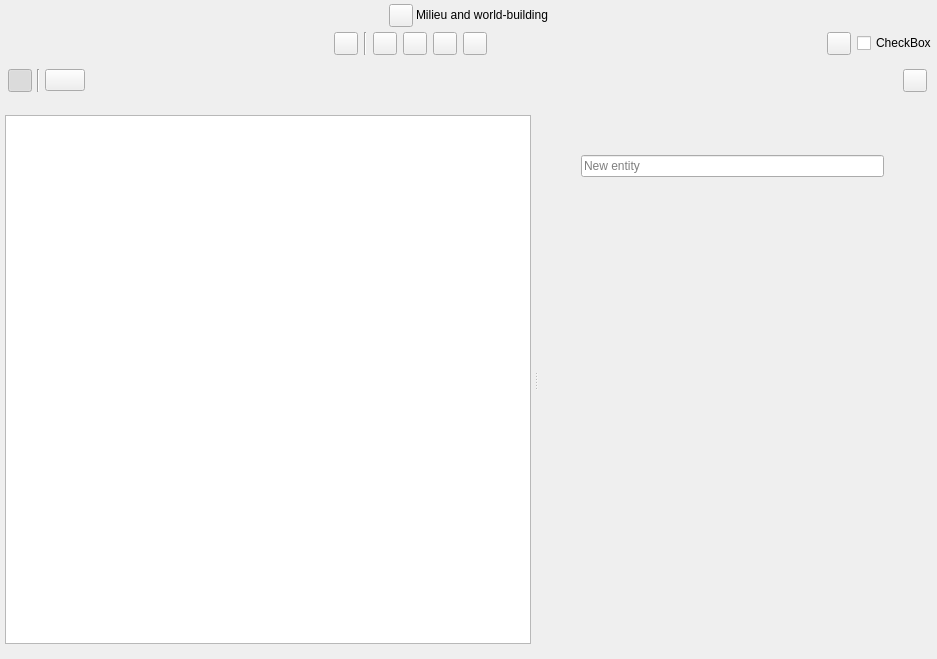
zkovari/plotlyst, file ui/world_building_view.ui: the form before one commit.
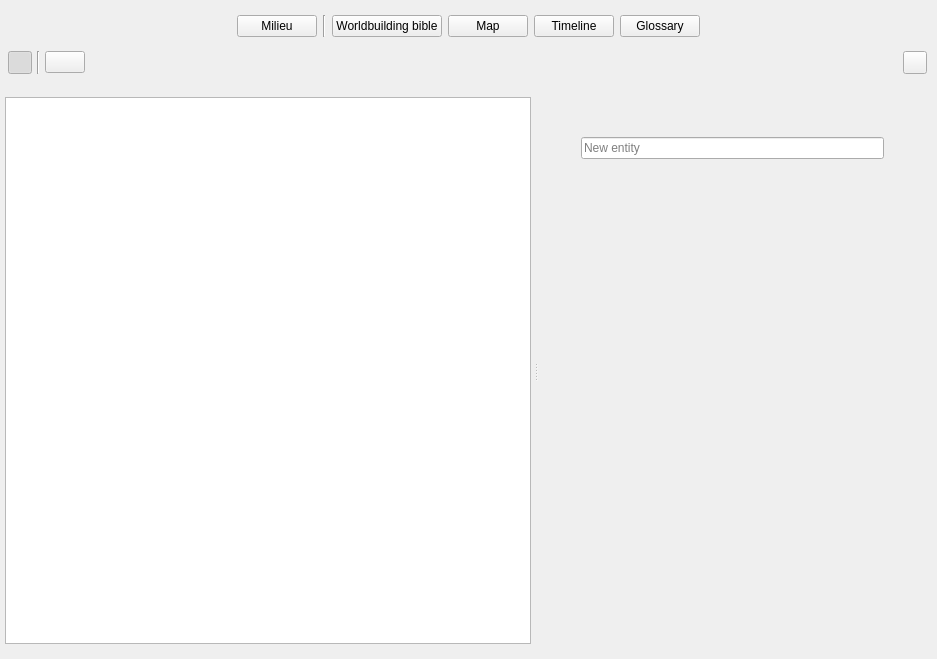
The form after the commit. Custom widgets are drawn as their Qt base class.

Commit message: Use tabs for world-building panel, closes #1358

```diff
--- a/ui/world_building_view.ui
+++ b/ui/world_building_view.ui
@@ -24,7 +24,7 @@
     <number>0</number>
    </property>
    <property name="topMargin">
-    <number>2</number>
+    <number>15</number>
    </property>
    <property name="rightMargin">
     <number>0</number>
@@ -32,50 +32,6 @@
    <property name="bottomMargin">
     <number>0</number>
    </property>
-   <item alignment="Qt::AlignHCenter">
-    <widget class="QWidget" name="widget_3" native="true">
-     <layout class="QHBoxLayout" name="horizontalLayout_11">
-      <property name="spacing">
-       <number>3</number>
-      </property>
-      <property name="leftMargin">
-       <number>5</number>
-      </property>
-      <property name="topMargin">
-       <number>2</number>
-      </property>
-      <property name="rightMargin">
-       <number>5</number>
-      </property>
-      <property name="bottomMargin">
-       <number>2</number>
-      </property>
-      <item>
-       <widget class="QToolButton" name="btnMilieuIcon">
-        <property name="text">
-         <string/>
-        </property>
-        <property name="transparent" stdset="0">
-         <bool>true</bool>
-        </property>
-       </widget>
-      </item>
-      <item>
-       <widget class="QLabel" name="lblTitleMilieu">
-        <property name="sizePolicy">
-         <sizepolicy hsizetype="Preferred" vsizetype="Maximum">
-          <horstretch>0</horstretch>
-          <verstretch>0</verstretch>
-         </sizepolicy>
-        </property>
-        <property name="text">
-         <string>Milieu and world-building</string>
-        </property>
-       </widget>
-      </item>
-     </layout>
-    </widget>
-   </item>
    <item>
     <widget class="QWidget" name="wdgButtonsHeader" native="true">
      <layout class="QHBoxLayout" name="horizontalLayout_4">
@@ -105,7 +61,7 @@
        </spacer>
       </item>
       <item>
-       <widget class="QToolButton" name="btnMilieuView">
+       <widget class="QPushButton" name="btnMilieuView">
         <property name="cursor">
          <cursorShape>PointingHandCursor</cursorShape>
         </property>
@@ -113,7 +69,7 @@
          <string>Milieu entities</string>
         </property>
         <property name="text">
-         <string/>
+         <string>Milieu</string>
         </property>
         <property name="shortcut">
          <string>1</string>
@@ -124,7 +80,13 @@
         <property name="checked">
          <bool>false</bool>
         </property>
-        <property name="base" stdset="0">
+        <property name="transparent-rounded-bg-on-hover" stdset="0">
+         <bool>true</bool>
+        </property>
+        <property name="secondary-selector" stdset="0">
+         <bool>true</bool>
+        </property>
+        <property name="transparent-magnolia-rounded-bg-on-hover" stdset="0">
          <bool>true</bool>
         </property>
         <attribute name="buttonGroup">
@@ -140,7 +102,7 @@
        </widget>
       </item>
       <item>
-       <widget class="QToolButton" name="btnWorldView">
+       <widget class="QPushButton" name="btnWorldView">
         <property name="cursor">
          <cursorShape>PointingHandCursor</cursorShape>
         </property>
@@ -148,7 +110,7 @@
          <string>Worldbuilding bible with articles</string>
         </property>
         <property name="text">
-         <string/>
+         <string>Worldbuilding bible</string>
         </property>
         <property name="shortcut">
          <string>1</string>
@@ -159,16 +121,22 @@
         <property name="checked">
          <bool>false</bool>
         </property>
-        <property name="base" stdset="0">
+        <property name="transparent-rounded-bg-on-hover" stdset="0">
          <bool>true</bool>
         </property>
+        <property name="secondary-selector" stdset="0">
+         <bool>true</bool>
+        </property>
+        <property name="transparent-magnolia-rounded-bg-on-hover" stdset="0">
+         <bool>true</bool>
+        </property>
         <attribute name="buttonGroup">
          <string notr="true">buttonGroup</string>
         </attribute>
        </widget>
       </item>
       <item>
-       <widget class="QToolButton" name="btnMapView">
+       <widget class="QPushButton" name="btnMapView">
         <property name="cursor">
          <cursorShape>PointingHandCursor</cursorShape>
         </property>
@@ -176,7 +144,7 @@
          <string>Map</string>
         </property>
         <property name="text">
-         <string/>
+         <string>Map</string>
         </property>
         <property name="shortcut">
          <string>3</string>
@@ -187,16 +155,22 @@
         <property name="checked">
          <bool>false</bool>
         </property>
-        <property name="base" stdset="0">
+        <property name="transparent-rounded-bg-on-hover" stdset="0">
          <bool>true</bool>
         </property>
+        <property name="secondary-selector" stdset="0">
+         <bool>true</bool>
+        </property>
+        <property name="transparent-magnolia-rounded-bg-on-hover" stdset="0">
+         <bool>true</bool>
+        </property>
         <attribute name="buttonGroup">
          <string notr="true">buttonGroup</string>
         </attribute>
        </widget>
       </item>
       <item>
-       <widget class="QToolButton" name="btnHistoryView">
+       <widget class="QPushButton" name="btnHistoryView">
         <property name="cursor">
          <cursorShape>PointingHandCursor</cursorShape>
         </property>
@@ -204,7 +178,7 @@
          <string>Timeline</string>
         </property>
         <property name="text">
-         <string/>
+         <string>Timeline</string>
         </property>
         <property name="shortcut">
          <string>3</string>
@@ -215,16 +189,22 @@
         <property name="checked">
          <bool>false</bool>
         </property>
-        <property name="base" stdset="0">
+        <property name="transparent-rounded-bg-on-hover" stdset="0">
          <bool>true</bool>
         </property>
+        <property name="secondary-selector" stdset="0">
+         <bool>true</bool>
+        </property>
+        <property name="transparent-magnolia-rounded-bg-on-hover" stdset="0">
+         <bool>true</bool>
+        </property>
         <attribute name="buttonGroup">
          <string notr="true">buttonGroup</string>
         </attribute>
        </widget>
       </item>
       <item>
-       <widget class="QToolButton" name="btnGlossaryView">
+       <widget class="QPushButton" name="btnGlossaryView">
         <property name="cursor">
          <cursorShape>PointingHandCursor</cursorShape>
         </property>
@@ -232,7 +212,7 @@
          <string>Glossary</string>
         </property>
         <property name="text">
-         <string/>
+         <string>Glossary</string>
         </property>
         <property name="shortcut">
          <string>3</string>
@@ -243,7 +223,13 @@
         <property name="checked">
          <bool>false</bool>
         </property>
-        <property name="base" stdset="0">
+        <property name="transparent-rounded-bg-on-hover" stdset="0">
+         <bool>true</bool>
+        </property>
+        <property name="secondary-selector" stdset="0">
+         <bool>true</bool>
+        </property>
+        <property name="transparent-magnolia-rounded-bg-on-hover" stdset="0">
          <bool>true</bool>
         </property>
         <attribute name="buttonGroup">
@@ -264,29 +250,6 @@
         </property>
        </spacer>
       </item>
-      <item>
-       <widget class="QToolButton" name="iconReaderMode">
-        <property name="cursor">
-         <cursorShape>PointingHandCursor</cursorShape>
-        </property>
-        <property name="text">
-         <string/>
-        </property>
-        <property name="transparent" stdset="0">
-         <bool>true</bool>
-        </property>
-       </widget>
-      </item>
-      <item>
-       <widget class="Toggle" name="readerModeToggle">
-        <property name="cursor">
-         <cursorShape>PointingHandCursor</cursorShape>
-        </property>
-        <property name="text">
-         <string>CheckBox</string>
-        </property>
-       </widget>
-      </item>
      </layout>
     </widget>
    </item>
@@ -505,7 +468,7 @@
                 <x>0</x>
                 <y>0</y>
                 <width>402</width>
-                <height>559</height>
+                <height>577</height>
                </rect>
               </property>
               <property name="sizePolicy">
@@ -1142,11 +1105,6 @@
    <extends>QTreeView</extends>
    <header>plotlyst.view.widget.world</header>
   </customwidget>
-  <customwidget>
-   <class>Toggle</class>
-   <extends>QCheckBox</extends>
-   <header>plotlyst.view.widget.input</header>
-  </customwidget>
   <customwidget>
    <class>LocationsTreeView</class>
    <extends>QTreeView</extends>
```
Left out of the diff: 19 changed lines with no effect on the pictures. The commit also changes 3 other files.
